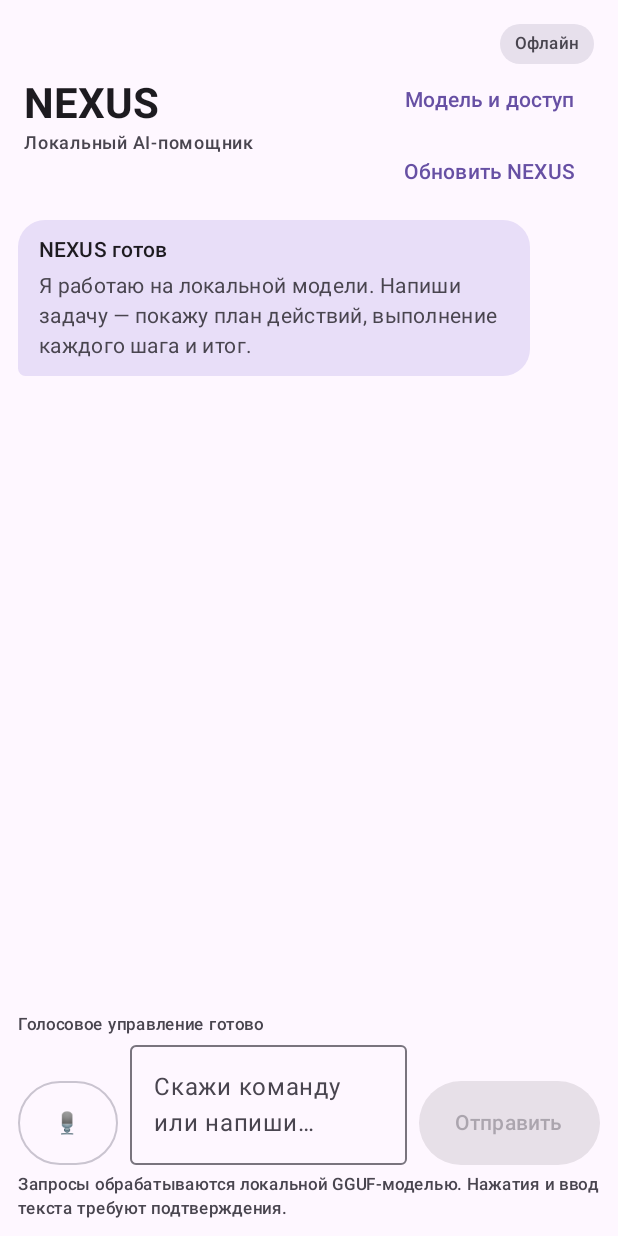
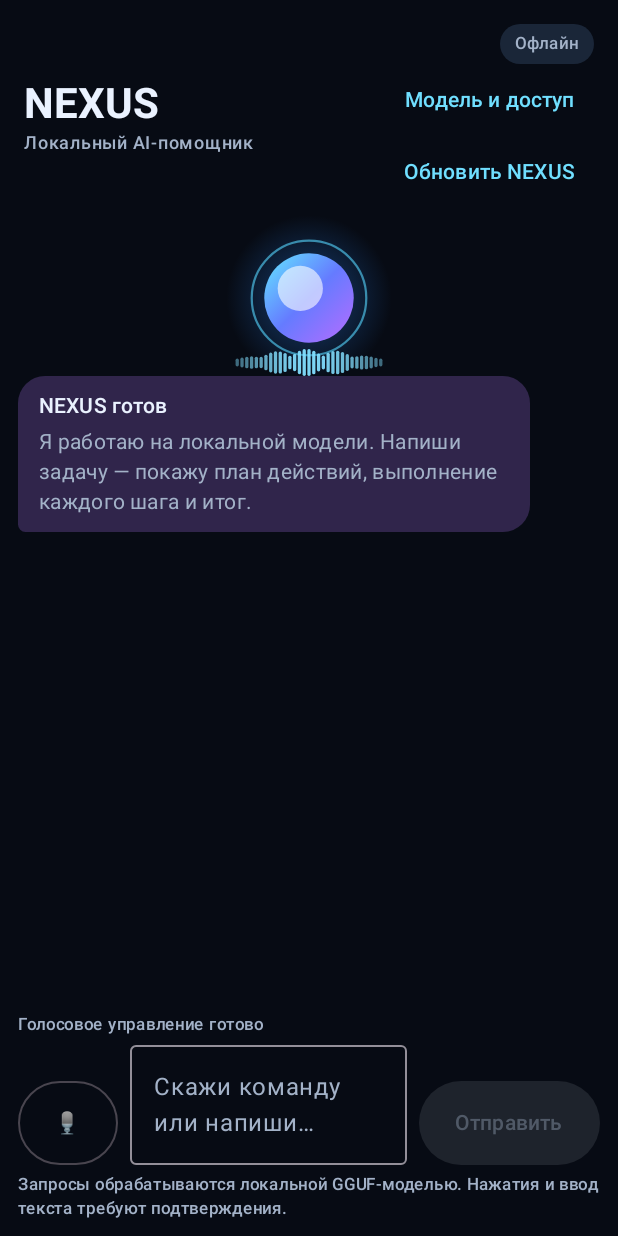
Before and after one commit to lopikoko74-creator/NEXUS-AI-Android, an Android app built with Jetpack Compose: the screen it shows after launch (MainActivity), on a phone screen of 412 x 824 dp. Run offline under Robolectric (Android 15) with nearby library versions, the phone set to English and light mode, and no system bars.

Commit message:
Introduce NEXUS dark futuristic Compose interface

```diff
--- a/app/src/main/java/ai/nexus/mobile/MainActivity.kt
+++ b/app/src/main/java/ai/nexus/mobile/MainActivity.kt
@@ -54,6 +54,7 @@ import androidx.compose.material3.Button
 import androidx.compose.material3.Card
 import androidx.compose.material3.CardDefaults
 import androidx.compose.material3.CircularProgressIndicator
+import androidx.compose.material3.darkColorScheme
 import androidx.compose.material3.MaterialTheme
 import androidx.compose.material3.OutlinedButton
 import androidx.compose.material3.OutlinedTextField
@@ -195,8 +196,8 @@ class MainActivity : ComponentActivity() {
         // Draw edge-to-edge, but keep all interactive content inside Android's safe area.
         WindowCompat.setDecorFitsSystemWindows(window, false)
         WindowCompat.getInsetsController(window, window.decorView).apply {
-            isAppearanceLightStatusBars = true
-            isAppearanceLightNavigationBars = true
+            isAppearanceLightStatusBars = false
+            isAppearanceLightNavigationBars = false
         }
         if (Build.VERSION.SDK_INT >= Build.VERSION_CODES.Q) {
             window.isNavigationBarContrastEnforced = false
@@ -408,12 +409,28 @@ class MainActivity : ComponentActivity() {
                 }
             }
 
-            MaterialTheme {
-                Surface(Modifier.fillMaxSize(), color = androidx.compose.ui.graphics.Color.White) {
+            MaterialTheme(
+                colorScheme = darkColorScheme(
+                    primary = androidx.compose.ui.graphics.Color(0xFF70DFFF),
+                    onPrimary = androidx.compose.ui.graphics.Color(0xFF06121D),
+                    primaryContainer = androidx.compose.ui.graphics.Color(0xFF15394F),
+                    secondary = androidx.compose.ui.graphics.Color(0xFFB69AFF),
+                    secondaryContainer = androidx.compose.ui.graphics.Color(0xFF30254B),
+                    background = androidx.compose.ui.graphics.Color(0xFF070B14),
+                    surface = androidx.compose.ui.graphics.Color(0xFF0D1523),
+                    surfaceVariant = androidx.compose.ui.graphics.Color(0xFF1A2638),
+                    surfaceContainerLow = androidx.compose.ui.graphics.Color(0xFF111D2D),
+                    surfaceContainerHighest = androidx.compose.ui.graphics.Color(0xFF24334A),
+                    onBackground = androidx.compose.ui.graphics.Color(0xFFEAF2FF),
+                    onSurface = androidx.compose.ui.graphics.Color(0xFFEAF2FF),
+                    onSurfaceVariant = androidx.compose.ui.graphics.Color(0xFFA3B2C8)
+                )
+            ) {
+                Surface(Modifier.fillMaxSize(), color = androidx.compose.ui.graphics.Color(0xFF070B14)) {
                     Column(
                         Modifier
                             .fillMaxSize()
-                            .background(androidx.compose.ui.graphics.Color.White)
+                            .background(androidx.compose.ui.graphics.Color(0xFF070B14))
                             .windowInsetsPadding(WindowInsets.safeDrawing)
                             .background(MaterialTheme.colorScheme.background)
                             .padding(horizontal = 12.dp, vertical = 8.dp)
@@ -714,11 +731,10 @@ private fun NexusChatBubble(line: ChatLine) {
 
 @androidx.compose.runtime.Composable
 private fun NexusVoiceOrb(active: Boolean) {
-    if (!active) return
     val transition = rememberInfiniteTransition(label = "nexus-voice-orb")
     val pulse by transition.animateFloat(
         initialValue = 0.88f,
-        targetValue = 1.12f,
+        targetValue = if (active) 1.12f else 1.035f,
         animationSpec = infiniteRepeatable(
             animation = tween(durationMillis = 1050),
             repeatMode = RepeatMode.Reverse
```
